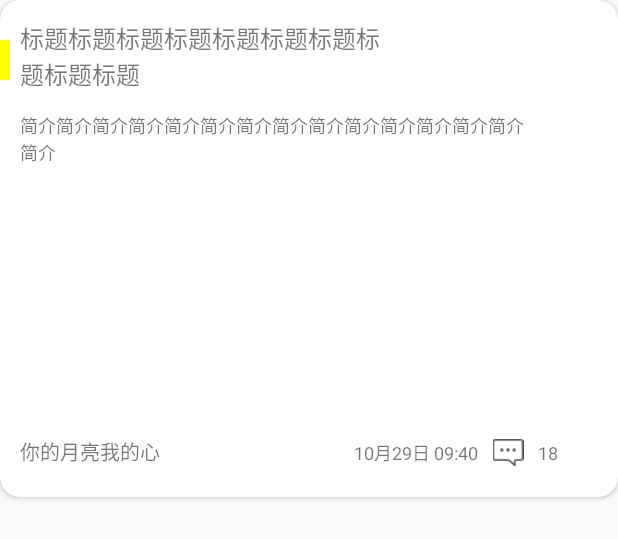
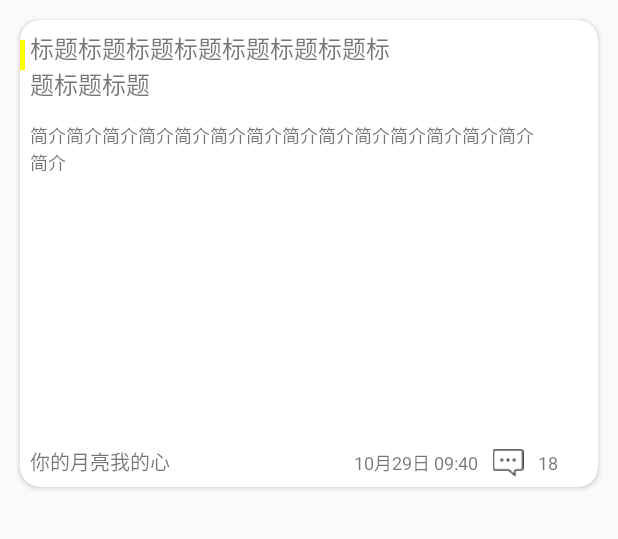
Before and after one commit to guosheng1222/SmallLemon, an Android app: the layout community.xml on its own in the app's theme, with its tools: preview values and no code run, on a phone screen of 412 x 824 dp. Shown: the top 539 px of the screen. Run offline under Robolectric (Android 15) with nearby library versions, the phone set to English and light mode, and no system bars; plain views replace AutoLinearLayout; network calls fail.

Commit message:
2016.12.29 修复了一些bug

```diff
--- a/app/src/main/java/com/example/fragment/ComChoicenceFragment.java
+++ b/app/src/main/java/com/example/fragment/ComChoicenceFragment.java
@@ -27,6 +27,7 @@ import com.example.utils.CommonUtils;
 import com.example.utils.UrlUtils;
 import com.google.gson.Gson;
 import com.melnykov.fab.FloatingActionButton;
+import com.zhy.autolayout.utils.AutoUtils;
 
 import java.text.SimpleDateFormat;
 import java.util.ArrayList;
--- a/app/src/main/res/layout/community.xml
+++ b/app/src/main/res/layout/community.xml
@@ -3,22 +3,26 @@
     xmlns:app="http://schemas.android.com/apk/res-auto"
     android:layout_width="match_parent"
     android:layout_height="wrap_content"
-    android:layout_marginBottom="20px"
+    android:layout_margin="20px"
     app:cardCornerRadius="20px">
 
 
     <TextView
-        android:layout_width="10px"
-        android:layout_height="40px"
-        android:layout_marginTop="40px"
+        android:id="@+id/tv_line"
+        android:layout_width="5px"
+        android:layout_height="30px"
+        android:layout_marginTop="20px"
         android:background="#FF0"
-        android:lines="1" />
+        android:lines="1"
+        android:text=" "
+        android:textSize="16sp" />
 
     <com.zhy.autolayout.AutoLinearLayout
         android:layout_width="match_parent"
         android:layout_height="wrap_content"
         android:orientation="horizontal"
-        android:padding="20px">
+        android:paddingLeft="10px"
+        android:paddingTop="10px">
 
 
         <com.zhy.autolayout.AutoLinearLayout
--- a/app/src/main/res/layout/fragment_com_choicence.xml
+++ b/app/src/main/res/layout/fragment_com_choicence.xml
@@ -1,8 +1,7 @@
 <?xml version="1.0" encoding="utf-8"?>
 <com.zhy.autolayout.AutoRelativeLayout xmlns:android="http://schemas.android.com/apk/res/android"
     android:layout_width="match_parent"
-    android:layout_height="match_parent"
-    android:padding="30px">
+    android:layout_height="match_parent">
 
     <android.support.v4.widget.SwipeRefreshLayout
         android:id="@+id/refresh_sr"
```
Also changed, not shown: app/src/main/java/com/example/fragment/MineFragment.java (+8 -4 lines), app/src/main/res/layout/pop_camera_layout.xml (+32 -30 lines).
